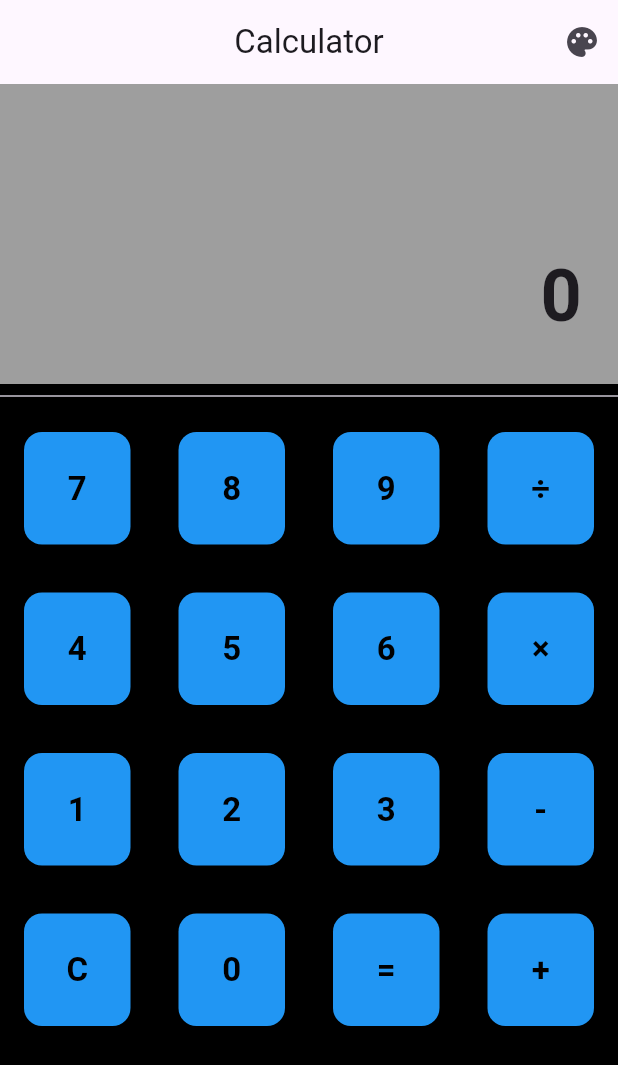
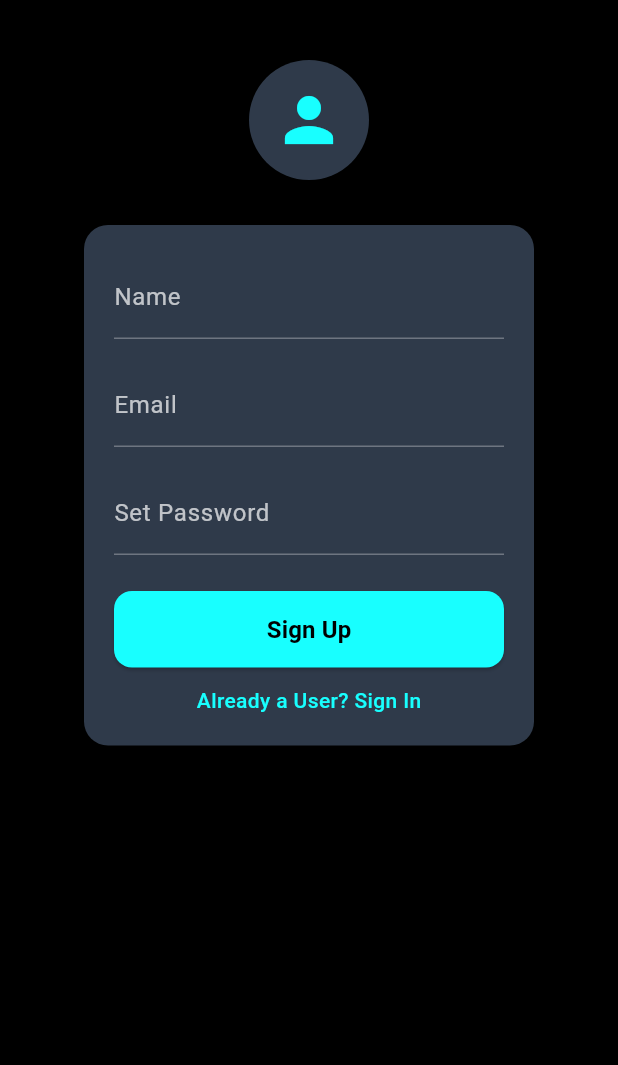
Before and after one commit to Yuviiii25/my_web_app, a Flutter app: the screen it shows after launch, on a phone screen of 412 x 824 dp. Shown: the top 1065 px of the screen. Run offline on Flutter 3.47's test engine with Material 3 defaults, Android fonts, the phone set to English and light mode, and no system bars.

Commit message:
created signin and signup page UI

```diff
--- /dev/null
+++ b/lib/Signup_screen.dart
@@ -0,0 +1,153 @@
+import 'package:flutter/material.dart';
+
+class SignupScreen extends StatefulWidget {
+  const SignupScreen({super.key});
+
+  @override
+  State<SignupScreen> createState() => _SignupScreenState();
+}
+
+class _SignupScreenState extends State<SignupScreen> {
+  @override
+  Widget build(BuildContext context) {
+    return Scaffold(
+      backgroundColor: Colors.black,
+      body: Column(
+        children: [
+          Container(
+            alignment: Alignment.topCenter,
+            padding: EdgeInsets.only(top:40),
+            child: CircleAvatar(
+              backgroundColor: const Color(0xFF2F3A4A),
+              radius: 40,
+              child: const Icon(
+                Icons.person,
+                size: 48,
+                color: Colors.cyanAccent,
+              ),
+            )
+
+          ),
+
+          const SizedBox(height: 30),
+
+          Container(
+        width: 300,
+        margin: const EdgeInsets.symmetric(horizontal: 24),
+        padding: const EdgeInsets.all(20),
+        decoration: BoxDecoration(
+          color: const Color(0xFF2F3A4A),
+
+          borderRadius: BorderRadius.circular(16),
+          boxShadow: [
+            BoxShadow(
+              color: Colors.black.withOpacity(0.6),
+              offset: const Offset(4, 4),
+              blurRadius: 10,
+            ),
+          ],
+        ),
+
+
+        child: Column(
+          children: [
+
+            //Name field
+            TextField(
+              style: const TextStyle(color: Colors.white),
+              decoration: const InputDecoration(
+                labelText: "Name",
+                labelStyle: TextStyle(color: Colors.white70),
+                enabledBorder: UnderlineInputBorder(
+                  borderSide: BorderSide(color: Colors.white30),
+                ),
+                focusedBorder: UnderlineInputBorder(
+                  borderSide: BorderSide(color: Colors.cyanAccent),
+                ),
+              ),
+            ),
+
+            const SizedBox(height: 16),
+            // Enter Email field
+            TextField(
+              style: const TextStyle(color: Colors.white),
+              decoration: const InputDecoration(
+                labelText: "Email",
+                labelStyle: TextStyle(color: Colors.white70),
+                enabledBorder: UnderlineInputBorder(
+                  borderSide: BorderSide(color: Colors.white30),
+                ),
+                focusedBorder: UnderlineInputBorder(
+                  borderSide: BorderSide(color: Colors.cyanAccent),
+                ),
+              ),
+            ),
+
+            const SizedBox(height: 16),
+
+            // Set Password field
+            TextField(
+              obscureText: true,
+              style: const TextStyle(color: Colors.white),
+              decoration: const InputDecoration(
+                labelText: "Set Password",
+                labelStyle: TextStyle(color: Colors.white70),
+                enabledBorder: UnderlineInputBorder(
+                  borderSide: BorderSide(color: Colors.white30),
+                ),
+                focusedBorder: UnderlineInputBorder(
+                  borderSide: BorderSide(color: Colors.cyanAccent),
+                ),
+              ),
+            ),
+
+            const SizedBox(height: 24),
+
+            // Sign In button
+            SizedBox(
+              width: double.infinity,
+              child: ElevatedButton(
+                onPressed: () {}, // UI only
+                style: ElevatedButton.styleFrom(
+                  backgroundColor: Colors.cyanAccent,
+                  foregroundColor: Colors.black,
+                  padding: const EdgeInsets.symmetric(vertical: 14),
+                  shape: RoundedRectangleBorder(
+                    borderRadius: BorderRadius.circular(12),
+                  ),
+                ),
+                child: const Text(
+                  "Sign Up",
+                  style: TextStyle(fontSize: 16, fontWeight: FontWeight.bold),
+                ),
+              ),
+            ),
+
+            const SizedBox(height: 12),
+
+            MouseRegion(
+              cursor: SystemMouseCursors.click,
+              child: GestureDetector(
+                onTap: () {
+                  //forgot password logic
+                },
+                child: const Text(
+                  "Already a User? Sign In",
+                  style: TextStyle(
+                    color: Colors.cyanAccent,
+                    fontSize: 14,
+                    fontWeight: FontWeight.w500,
+                  ),
+                ),
+              ),
+            ),
+
+
+        ],
+      ),
+          )
+      ]
+    )
+    );
+  }
+}
--- a/lib/main.dart
+++ b/lib/main.dart
@@ -1,5 +1,7 @@
 import 'package:flutter/material.dart';
 import 'package:my_web_app/CalculatorScreen.dart';
+import 'package:my_web_app/SignIn_screen.dart';
+import 'package:my_web_app/Signup_screen.dart';
 
 void main() {
   runApp(const MyApp());
@@ -13,7 +15,7 @@ class MyApp extends StatelessWidget {
   Widget build(BuildContext context) {
     return const MaterialApp(
       debugShowCheckedModeBanner: false,
-      home: CalculatorScreen(),
+      home: SignupScreen(),
     );
   }
 }
```
Also changed, not shown: lib/SignIn_screen.dart (added, +158 -0 lines).
